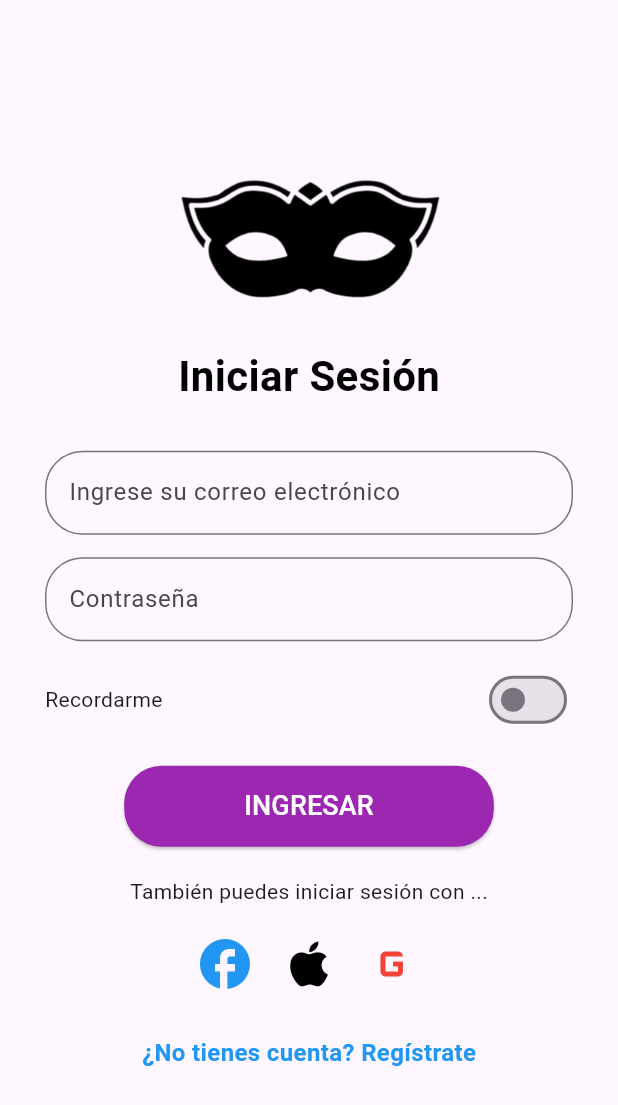
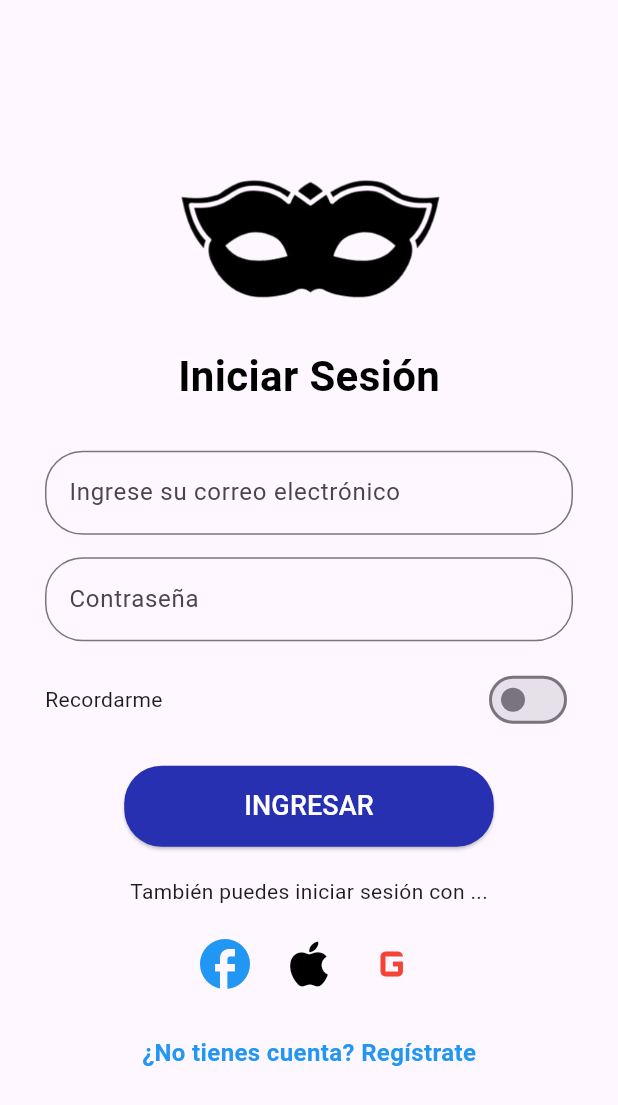
Before and after one commit to AlejoValdes10/mi-version-fiestafinder, a Flutter app: the screen it shows after launch, after a tap on "INICIAR SESIÓN", on a phone screen of 412 x 824 dp. Shown: the top 1105 px of the screen. Run offline on Flutter 3.47's test engine with Material 3 defaults, Android fonts, the phone set to English and light mode, and no system bars; our stand-ins replace cloud_firestore, dropdown_button2, firebase_auth, firebase_core, google_sign_in, lottie; accounts and stored records are empty; network calls fail.

Commit message:
02/04/2025

```diff
--- a/lib/login_screen.dart
+++ b/lib/login_screen.dart
@@ -120,8 +120,8 @@ class LoginScreenState extends State<LoginScreen> {
               ElevatedButton(
                 onPressed: _login,
                 style: ElevatedButton.styleFrom(
-                  backgroundColor: Colors.purple,
-                  foregroundColor: Colors.white,
+                  backgroundColor: const Color.fromARGB(255, 39, 48, 176),
+                  foregroundColor: const Color.fromARGB(255, 255, 255, 255),
                   padding: const EdgeInsets.symmetric(horizontal: 80, vertical: 14),
                   shape: RoundedRectangleBorder(
                     borderRadius: BorderRadius.circular(25),
--- a/lib/splash_screen.dart
+++ b/lib/splash_screen.dart
@@ -1,5 +1,4 @@
 import 'package:flutter/material.dart';
-import 'package:lottie/lottie.dart';
 import 'welcome_screen.dart';
 
 class SplashScreen extends StatefulWidget {
@@ -13,7 +12,7 @@ class SplashScreenState extends State<SplashScreen> {
   @override
   void initState() {
     super.initState();
-    Future.delayed(const Duration(seconds: 3), () {
+    Future.delayed(const Duration(seconds: 4), () {
       Navigator.pushReplacement(
         context,
         MaterialPageRoute(builder: (context) => const WelcomeScreen()),
@@ -26,10 +25,8 @@ class SplashScreenState extends State<SplashScreen> {
     return Scaffold(
       backgroundColor: Colors.black,
       body: Center(
-        child: Lottie.asset(
-          'assets/INICIOJM.json',
-          width: 200,
-          height: 200,
+        child: Image.asset(
+          'assets/splash.gif', // Reemplaza con el nombre de tu GIF
           fit: BoxFit.contain,
         ),
       ),
--- a/lib/welcome_screen.dart
+++ b/lib/welcome_screen.dart
@@ -6,30 +6,32 @@ class WelcomeScreen extends StatelessWidget {
   @override
   Widget build(BuildContext context) {
     return Scaffold(
-      body: Container(
-        decoration: const BoxDecoration(
-          gradient: LinearGradient(
-            colors: [Color(0xFF0A3C79), Color(0xFFFAFAFA)],
-            begin: Alignment.topLeft,
-            end: Alignment.bottomRight,
+      body: Stack(
+        children: [
+          // Fondo GIF
+          Positioned.fill(
+            child: Image.asset(
+              'assets/splash2.gif', // Reemplaza con el nombre de tu GIF
+              fit: BoxFit.cover, // Cubre toda la pantalla
             ),
           ),
-        child: Center(
+          // Contenido principal
+          Center(
             child: Column(
               mainAxisAlignment: MainAxisAlignment.center,
               children: [
-              Image.asset('assets/ff.png', height: 150),
+                Image.asset('assets/ff2.png', height: 150),
                 const SizedBox(height: 20),
                 Text(
                   'FIESTA FINDER',
                   style: TextStyle(
                     fontSize: 26,
                     fontWeight: FontWeight.bold,
-                  color: Colors.white,
-                  shadows: [
+                    color: const Color.fromARGB(255, 255, 255, 255),
+                    shadows: const [
                       Shadow(
                         blurRadius: 5,
-                      color: Colors.black26,
+                        color: Color.fromARGB(255, 0, 0, 0),
                         offset: Offset(2, 2),
                       ),
                     ],
@@ -39,8 +41,8 @@ class WelcomeScreen extends StatelessWidget {
                 ElevatedButton(
                   onPressed: () => Navigator.pushNamed(context, '/login'),
                   style: ElevatedButton.styleFrom(
-                  backgroundColor: Colors.black.withOpacity(0.8),
-                  foregroundColor: Colors.white,
+                    backgroundColor: const Color.fromARGB(255, 255, 255, 255).withOpacity(0.8),
+                    foregroundColor: const Color.fromARGB(255, 0, 0, 0),
                     padding: const EdgeInsets.symmetric(horizontal: 40, vertical: 15),
                     textStyle: const TextStyle(fontSize: 18, fontWeight: FontWeight.bold),
                     shape: RoundedRectangleBorder(
@@ -53,8 +55,8 @@ class WelcomeScreen extends StatelessWidget {
                 ElevatedButton(
                   onPressed: () => Navigator.pushNamed(context, '/register'),
                   style: ElevatedButton.styleFrom(
-                  backgroundColor: Colors.white.withOpacity(0.9),
-                  foregroundColor: Colors.black,
+                    backgroundColor: const Color.fromARGB(255, 255, 255, 255).withOpacity(0.9),
+                    foregroundColor: const Color.fromARGB(255, 0, 0, 0),
                     padding: const EdgeInsets.symmetric(horizontal: 40, vertical: 15),
                     textStyle: const TextStyle(fontSize: 18, fontWeight: FontWeight.bold),
                     shape: RoundedRectangleBorder(
@@ -66,6 +68,7 @@ class WelcomeScreen extends StatelessWidget {
               ],
             ),
           ),
+        ],
       ),
     );
   }
--- a/pubspec.yaml
+++ b/pubspec.yaml
@@ -40,7 +40,7 @@ dependencies:
   cloud_firestore: ^5.6.5
   firebase_storage: ^12.4.4
   google_sign_in: ^6.3.0
-  confetti: ^0.6.0
+  dropdown_button2: ^2.3.9
   flutter_animate: ^4.0.0
 
 
@@ -72,3 +72,6 @@ flutter:
     - assets/google.png
     - assets/facebook.webp
     - assets/INICIOJM.json
+    - assets/splash.gif
+    - assets/ff2.png
+    - assets/splash2.gif
```
Also changed, not shown: lib/register_screen.dart (+89 -41 lines), assets/ff2.png (added), assets/splash.gif (added), pubspec.lock, 1 other file. Lines whose indentation alone changed are shown as unchanged.
